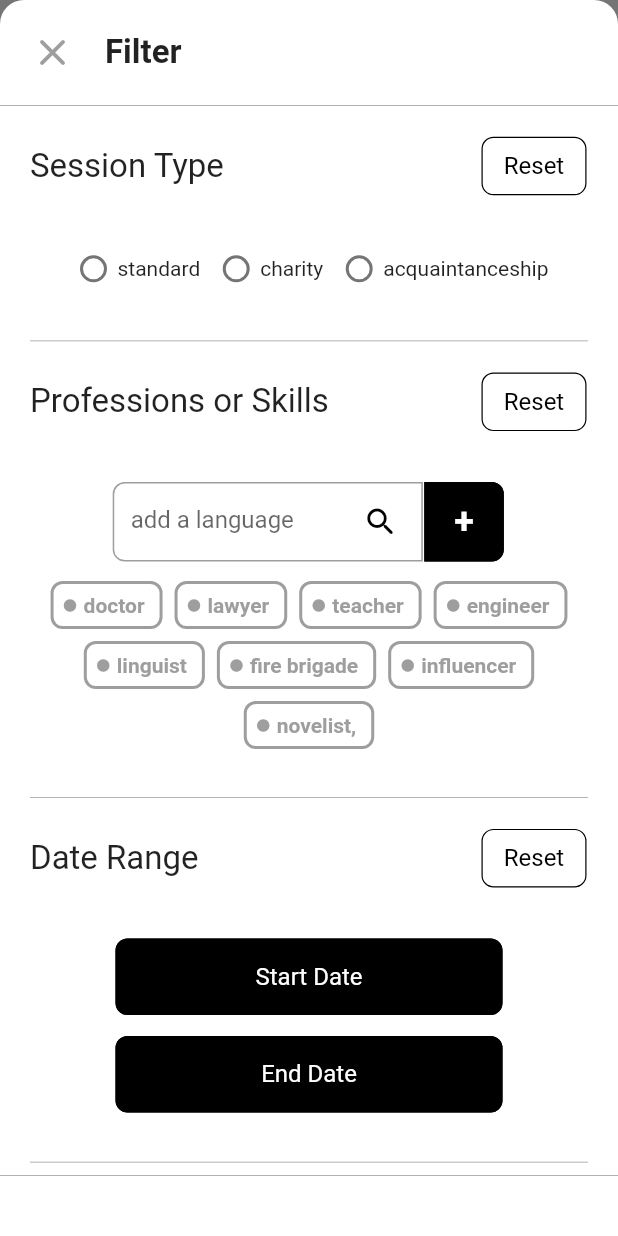
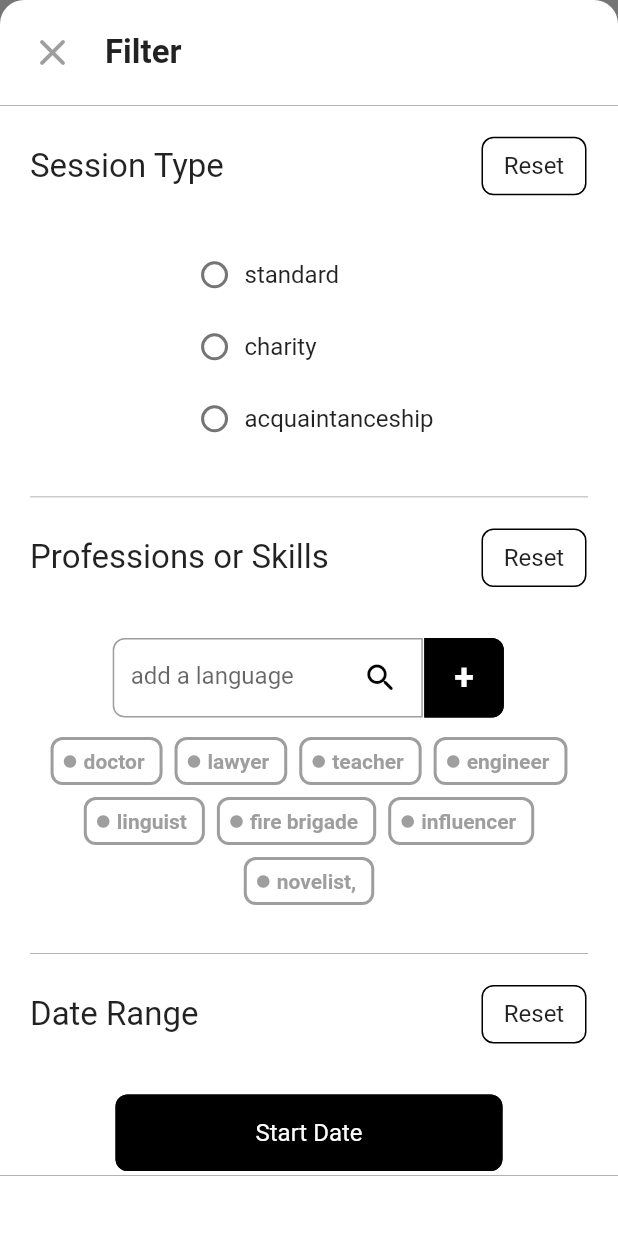
Before and after one commit to bryan-ilman-2002/polkatalk, a Flutter app: the screen it shows after launch, after a tap on "Notifications", on a phone screen of 412 x 824 dp. Run offline on Flutter 3.47's test engine with Material 2 defaults, Android fonts, the phone set to English and light mode, and no system bars; Roboto replaces fonts that are missing (Mukta).

Commit message:
buttons refactoring

```diff
--- a/lib/enums/language_name.dart
+++ b/lib/enums/language.dart
@@ -1,4 +1,4 @@
-enum LanguageName {
+enum Language {
   english,
   spanish,
   french,
--- a/lib/functions/getters/lang_names_in_native_format.dart
+++ b/lib/functions/getters/lang_names_in_native_format.dart
@@ -1,42 +1,42 @@
-import 'package:polkatalk/enums/language_name.dart';
+import 'package:polkatalk/enums/language.dart';
 
-List<Map<String, LanguageName>> get languageNamesInNativeFormat => [
-      {'English': LanguageName.english},
-      {'Español': LanguageName.spanish},
-      {'Français': LanguageName.french},
-      {'Deutsch': LanguageName.german},
-      {'Italiano': LanguageName.italian},
-      {'日本語': LanguageName.japanese},
-      {'中文': LanguageName.chinese},
-      {'Русский': LanguageName.russian},
-      {'العربية': LanguageName.arabic},
-      {'Português': LanguageName.portuguese},
-      {'हिन्दी': LanguageName.hindi},
-      {'Bengali': LanguageName.bengali},
-      {'한국어': LanguageName.korean},
-      {'Tiếng Việt': LanguageName.vietnamese},
-      {'Türkçe': LanguageName.turkish},
-      {'Polski': LanguageName.polish},
-      {'Bahasa Indonesia': LanguageName.indonesian},
-      {'Nederlands': LanguageName.dutch},
-      {'Svenska': LanguageName.swedish},
-      {'Čeština': LanguageName.czech},
-      {'עִבְרִית': LanguageName.hebrew},
-      {'Magyar': LanguageName.hungarian},
-      {'Dansk': LanguageName.danish},
-      {'Українська': LanguageName.ukrainian},
-      {'ภาษาไทย': LanguageName.thai},
-      {'Ελληνικά': LanguageName.greek},
-      {'Română': LanguageName.romanian},
-      {'Norsk': LanguageName.norwegian},
-      {'Slovenský': LanguageName.slovak},
-      {'Suomi': LanguageName.finnish},
-      {'Català': LanguageName.catalan},
-      {'Hrvatski': LanguageName.croatian},
-      {'Slovenščina': LanguageName.slovenian},
-      {'Српски': LanguageName.serbian},
-      {'Eesti': LanguageName.estonian},
-      {'Lietuvių': LanguageName.lithuanian},
-      {'Latviešu': LanguageName.latvian},
-      {'Filipino': LanguageName.filipino},
+List<Map<String, Language>> get languageNamesInNativeFormat => [
+      {'English': Language.english},
+      {'Español': Language.spanish},
+      {'Français': Language.french},
+      {'Deutsch': Language.german},
+      {'Italiano': Language.italian},
+      {'日本語': Language.japanese},
+      {'中文': Language.chinese},
+      {'Русский': Language.russian},
+      {'العربية': Language.arabic},
+      {'Português': Language.portuguese},
+      {'हिन्दी': Language.hindi},
+      {'Bengali': Language.bengali},
+      {'한국어': Language.korean},
+      {'Tiếng Việt': Language.vietnamese},
+      {'Türkçe': Language.turkish},
+      {'Polski': Language.polish},
+      {'Bahasa Indonesia': Language.indonesian},
+      {'Nederlands': Language.dutch},
+      {'Svenska': Language.swedish},
+      {'Čeština': Language.czech},
+      {'עִבְרִית': Language.hebrew},
+      {'Magyar': Language.hungarian},
+      {'Dansk': Language.danish},
+      {'Українська': Language.ukrainian},
+      {'ภาษาไทย': Language.thai},
+      {'Ελληνικά': Language.greek},
+      {'Română': Language.romanian},
+      {'Norsk': Language.norwegian},
+      {'Slovenský': Language.slovak},
+      {'Suomi': Language.finnish},
+      {'Català': Language.catalan},
+      {'Hrvatski': Language.croatian},
+      {'Slovenščina': Language.slovenian},
+      {'Српски': Language.serbian},
+      {'Eesti': Language.estonian},
+      {'Lietuvių': Language.lithuanian},
+      {'Latviešu': Language.latvian},
+      {'Filipino': Language.filipino},
     ];
--- a/lib/functions/init_pages.dart
+++ b/lib/functions/init_pages.dart
@@ -29,6 +29,7 @@ ScrollController _createScrollController(
     Function(bool, ScrollController) scrollListener) {
   final scrollController = ScrollController();
   scrollController.addListener(
-      () => scrollListener(scrollController.offset > 0, scrollController));
+    () => scrollListener(scrollController.offset > 0, scrollController),
+  );
   return scrollController;
 }
--- a/lib/main.dart
+++ b/lib/main.dart
@@ -1,10 +1,11 @@
 import 'package:flutter/material.dart';
 import 'package:flutter/services.dart';
-import 'package:flutter_riverpod/flutter_riverpod.dart';
 import 'package:polkatalk/widgets/page_swapper.dart';
 
 void main() {
-  runApp(const ProviderScope(child: PolkaTalk()));
+  runApp(
+    const PolkaTalk(),
+  );
 }
 
 class PolkaTalk extends StatelessWidget {
@@ -20,10 +21,12 @@ class PolkaTalk extends StatelessWidget {
 
   @override
   Widget build(BuildContext context) {
-    SystemChrome.setSystemUIOverlayStyle(const SystemUiOverlayStyle(
-      statusBarColor: Colors.transparent,
-      statusBarIconBrightness: Brightness.dark,
-    ));
+    SystemChrome.setSystemUIOverlayStyle(
+      const SystemUiOverlayStyle(
+        statusBarColor: Colors.transparent,
+        statusBarIconBrightness: Brightness.dark,
+      ),
+    );
 
     return MaterialApp(
       title: 'PolkaTalk',
--- a/lib/pages/profile_page.dart
+++ b/lib/pages/profile_page.dart
@@ -93,6 +93,8 @@ class _ProfilePageState extends State<ProfilePage> {
               const SettingButton(
                 icon: Icons.delete_outline_rounded,
                 label: 'Delete Account',
+                contentColor: Colors.red,
+                splashColor: Color.fromARGB(255, 255, 226, 224),
               ),
               const HorizontalThinLine(),
               const SizedBox(height: 64),
--- a/lib/widgets/buttons/colored_btn.dart
+++ b/lib/widgets/buttons/colored_btn.dart
@@ -8,11 +8,11 @@ class ColoredButton extends StatefulWidget {
   final Function callbackFunction;
   final String text;
   final double textSize;
-  final FontWeight textWeight;
-  final Color textColor;
+  final FontWeight? textWeight;
+  final Color? textColor;
   final Color buttonColor;
   final Color? splashColor;
-  final double borderRadius;
+  final double basicBorderRadius;
   final BorderRadius? customBorderRadius;
   final double borderWidth;
   final Color borderColor;
@@ -26,11 +26,11 @@ class ColoredButton extends StatefulWidget {
     required this.callbackFunction,
     required this.text,
     this.textSize = 16,
-    this.textWeight = FontWeight.normal,
-    this.textColor = Colors.black,
+    this.textWeight,
+    this.textColor,
     this.buttonColor = Colors.white,
     this.splashColor,
-    this.borderRadius = 8,
+    this.basicBorderRadius = 8,
     this.customBorderRadius,
     this.borderWidth = 0.8,
     this.borderColor = Colors.black,
@@ -50,7 +50,7 @@ class _ColoredButtonState extends State<ColoredButton> {
         border: Border.all(color: Colors.transparent),
         borderRadius: widget.customBorderRadius ??
             BorderRadius.all(
-              Radius.circular(widget.borderRadius),
+              Radius.circular(widget.basicBorderRadius),
             ),
       ),
       child: Material(
@@ -58,21 +58,21 @@ class _ColoredButtonState extends State<ColoredButton> {
         shape: RoundedRectangleBorder(
           side: BorderSide(
             color: widget.borderColor,
-            width: widget.borderWidth,
           ),
           borderRadius: widget.customBorderRadius ??
               BorderRadius.all(
-                Radius.circular(widget.borderRadius),
+                Radius.circular(widget.basicBorderRadius),
               ),
         ),
         child: InkWell(
           onTap: () {
             setState(() {});
+            widget.callbackFunction();
           },
           splashColor: widget.splashColor,
           borderRadius: widget.customBorderRadius ??
               BorderRadius.all(
-                Radius.circular(widget.borderRadius),
+                Radius.circular(widget.basicBorderRadius),
               ),
           child: Padding(
             padding: EdgeInsets.symmetric(
--- a/lib/widgets/buttons/radio_btns.dart
+++ b/lib/widgets/buttons/radio_btns.dart
@@ -2,6 +2,8 @@ import 'package:flutter/material.dart';
 
 class RadioButtons extends StatefulWidget {
   final List labels;
+  final double textSize;
+  final Axis direction;
   final WrapAlignment horizontalAlignment;
   final WrapAlignment verticalAlignment;
   final double horizontalSpacing;
@@ -11,6 +13,8 @@ class RadioButtons extends StatefulWidget {
   const RadioButtons({
     super.key,
     required this.labels,
+    this.textSize = 16,
+    this.direction = Axis.vertical,
     this.horizontalAlignment = WrapAlignment.center,
     this.verticalAlignment = WrapAlignment.center,
     this.horizontalSpacing = 8,
@@ -44,7 +48,6 @@ class _RadioButtonsState extends State<RadioButtons> {
                 value: index,
                 groupValue: selectedValue,
                 activeColor: widget.activeColor,
-                visualDensity: VisualDensity.compact,
                 materialTapTargetSize: MaterialTapTargetSize.shrinkWrap,
                 onChanged: (int? value) {
                   setState(() {
@@ -53,7 +56,12 @@ class _RadioButtonsState extends State<RadioButtons> {
                 },
               ),
               widget.labels[index] is String
-                  ? Text(widget.labels[index])
+                  ? Text(
+                      widget.labels[index],
+                      style: TextStyle(
+                        fontSize: widget.textSize,
+                      ),
+                    )
                   : widget.labels[index],
             ],
           ),
@@ -62,6 +70,7 @@ class _RadioButtonsState extends State<RadioButtons> {
     }
 
     return Wrap(
+      direction: widget.direction,
       alignment: widget.horizontalAlignment,
       runAlignment: widget.verticalAlignment,
       spacing: widget.horizontalSpacing,
--- a/lib/widgets/buttons/setting_btn.dart
+++ b/lib/widgets/buttons/setting_btn.dart
@@ -3,11 +3,19 @@ import 'package:flutter/material.dart';
 class SettingButton extends StatefulWidget {
   final IconData icon;
   final String label;
+  final Color buttonColor;
+  final Color contentColor;
+  final Color? splashColor;
+  final double borderRadius;
 
   const SettingButton({
     super.key,
     required this.icon,
     required this.label,
+    this.buttonColor = Colors.white,
+    this.contentColor = Colors.grey,
+    this.splashColor,
+    this.borderRadius = 8,
   });
 
   @override
@@ -15,12 +23,6 @@ class SettingButton extends StatefulWidget {
 }
 
 class _SettingButtonState extends State<SettingButton> {
-  MaterialColor get rowColor {
-    return widget.icon == Icons.delete_outline_rounded
-        ? Colors.red
-        : Colors.grey;
-  }
-
   @override
   Widget build(BuildContext context) {
     Widget content = Padding(
@@ -29,7 +31,7 @@ class _SettingButtonState extends State<SettingButton> {
         children: [
           Icon(
             widget.icon,
-            color: rowColor,
+            color: widget.contentColor,
             size: 30,
           ),
           const SizedBox(
@@ -39,14 +41,13 @@ class _SettingButtonState extends State<SettingButton> {
             child: Text(
               widget.label,
               style: TextStyle(
-                color: rowColor,
-                fontSize: 16,
+                color: widget.contentColor,
               ),
             ),
           ),
           Icon(
             Icons.keyboard_arrow_right_rounded,
-            color: rowColor,
+            color: widget.contentColor,
             size: 30,
           ),
         ],
@@ -54,29 +55,18 @@ class _SettingButtonState extends State<SettingButton> {
     );
 
     return Material(
-      color: Colors.white,
-      shape: const RoundedRectangleBorder(
+      color: widget.buttonColor,
+      shape: RoundedRectangleBorder(
         borderRadius: BorderRadius.all(
-          Radius.circular(10),
+          Radius.circular(widget.borderRadius),
         ),
       ),
-      child: widget.icon == Icons.delete_outline_rounded
-          ? InkWell(
+      child: InkWell(
         onTap: () {
           setState(() {});
         },
-              splashColor: const Color.fromARGB(255, 255, 226, 224),
-              borderRadius: const BorderRadius.all(
-                Radius.circular(10),
-              ),
-              child: content,
-            )
-          : InkWell(
-              onTap: () {
-                setState(() {});
-              },
-              borderRadius: const BorderRadius.all(
-                Radius.circular(10),
+        borderRadius: BorderRadius.all(
+          Radius.circular(widget.borderRadius),
         ),
         child: content,
       ),
--- a/lib/widgets/buttons/twin_btns.dart
+++ b/lib/widgets/buttons/twin_btns.dart
@@ -17,7 +17,7 @@ class TwinButtons extends StatefulWidget {
   final Color iconColor;
   final String leftText;
   final String rightText;
-  final double textSize;
+  final double? textSize;
   final Color textColor;
 
   const TwinButtons({
@@ -35,7 +35,7 @@ class TwinButtons extends StatefulWidget {
     this.iconColor = Colors.grey,
     required this.leftText,
     required this.rightText,
-    this.textSize = 14,
+    this.textSize,
     this.textColor = Colors.grey,
   });
 
@@ -67,7 +67,7 @@ class _TwinButtonsState extends State<TwinButtons> {
                 height: widget.height,
               ),
               VerticalThinLine(
-                lineColor: widget.iconColor,
+                lineColor: widget.textColor,
                 height: widget.dividerHeight ?? widget.height,
               ),
             ],
@@ -105,10 +105,10 @@ class _TwinButtonsState extends State<TwinButtons> {
           shape: getBorderRadius(),
           child: InkWell(
             onTap: () {
+              setState(() {});
               eitherLeftOrRight()
                   ? widget.leftButtonCallbackFunction()
                   : widget.rightButtonCallbackFunction();
-              setState(() {});
             },
             splashColor: widget.splashColor,
             customBorder: getBorderRadius(),
--- a/lib/widgets/filter_heading.dart
+++ b/lib/widgets/filter_heading.dart
@@ -28,7 +28,7 @@ class FilterHeading extends StatelessWidget {
           verticalPadding: 10,
           callbackFunction: resetMechanism,
           text: 'Reset',
-          borderRadius: 8,
+          basicBorderRadius: 8,
           borderWidth: 0.8,
           borderColor: Colors.black,
         )
--- a/lib/widgets/modals/filter_modal.dart
+++ b/lib/widgets/modals/filter_modal.dart
@@ -3,7 +3,7 @@ import 'dart:io';
 import 'package:flutter/material.dart';
 import 'package:intl/intl.dart';
 import 'package:polkatalk/enums/communication_method.dart';
-import 'package:polkatalk/enums/language_name.dart';
+import 'package:polkatalk/enums/language.dart';
 import 'package:polkatalk/enums/rating.dart';
 import 'package:polkatalk/enums/session_type.dart';
 import 'package:polkatalk/enums/sorting_aspect.dart';
@@ -114,7 +114,7 @@ class _FilterModalState extends State<FilterModal> {
   }
 
   final TextEditingController langController = TextEditingController();
-  LanguageName? selectedLang;
+  Language? selectedLang;
 
   int? _communicationMethod;
 
@@ -628,6 +628,7 @@ class _FilterModalState extends State<FilterModal> {
                             labels: SortingAspect.values
                                 .map((type) => type.string)
                                 .toList(),
+                            direction: Axis.horizontal,
                           ),
                         ),
                       ),
```
Lines whose indentation alone changed are shown as unchanged.
